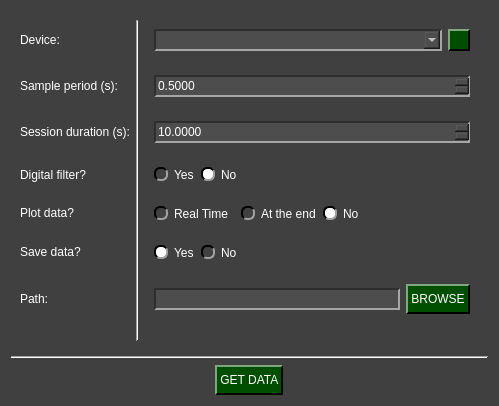
First picture: the form in pydaq/uis/PyDAQ_get_data_Arduino_widget.ui, repository samirmartins/pydaq, before the edit.
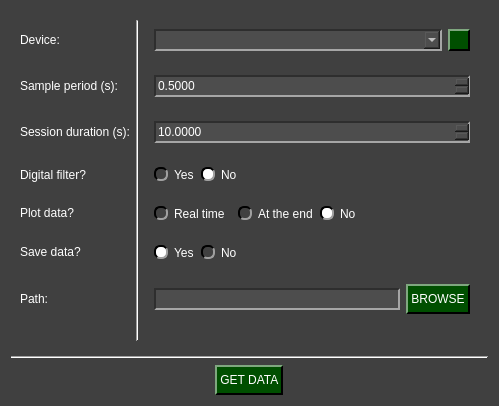
Second picture: the form after the edit. Icons and pictures are not drawn.

Patch:
```diff
--- a/pydaq/uis/PyDAQ_get_data_Arduino_widget.ui
+++ b/pydaq/uis/PyDAQ_get_data_Arduino_widget.ui
@@ -482,7 +482,7 @@
          <item>
           <widget class="QRadioButton" name="yes_rt_plot_radio">
            <property name="text">
-            <string>Real Time</string>
+            <string>Real time</string>
            </property>
            <property name="checked">
             <bool>false</bool>
```
Left out of the diff: 2 changed lines with no effect on the pictures.
